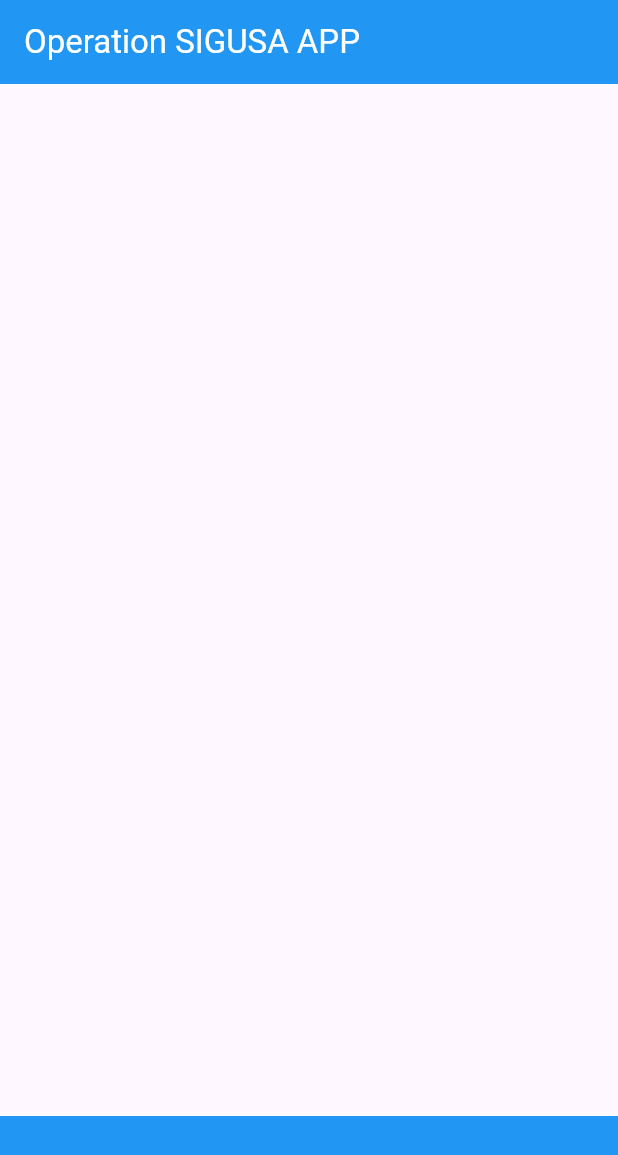
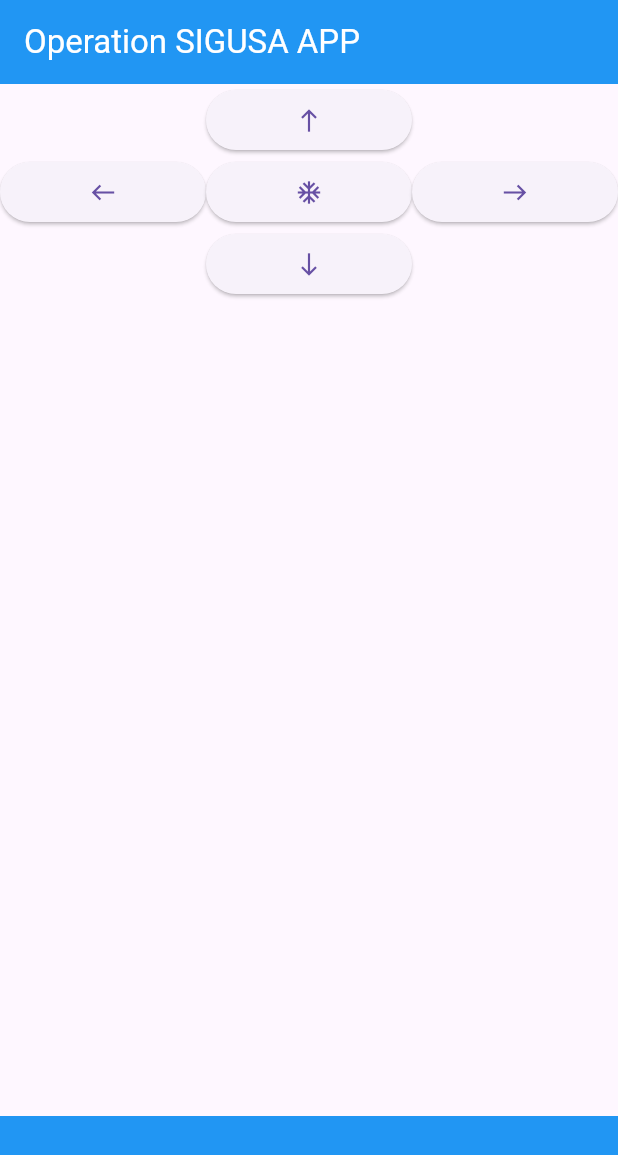
Before and after one commit to penguin104/operation_sigusa_app, a Flutter app: the screen it shows after launch, on a phone screen of 412 x 824 dp. Shown: the top 1155 px of the screen. Run offline on Flutter 3.47's test engine with Material 3 defaults, Android fonts, the phone set to English and light mode, and no system bars.

Commit message:
ボタン配置

```diff
--- a/lib/home.dart
+++ b/lib/home.dart
@@ -18,6 +18,91 @@ class _HomeState extends State<Home> {
         backgroundColor: Colors.blue,
         foregroundColor: Colors.white,
       ),
+      body: Column(
+        children: [
+          Row(
+            children: [
+              Expanded(
+                child: SizedBox(
+                  width: 30,
+                  height: 30,
+                ),
+              ),
+              Expanded(
+                child: ElevatedButton(
+                    onPressed: () {
+                      //TODO:前進の命令
+                    },
+                    child: Icon(
+                      Icons.north,
+                    )),
+              ),
+              Expanded(
+                child: SizedBox(
+                  width: 30,
+                  height: 30,
+                ),
+              ),
+            ],
+          ),
+          Row(
+            children: [
+              Expanded(
+                child: ElevatedButton(
+                    onPressed: () {
+                      //TODO:左回転の命令
+                    },
+                    child: Icon(
+                      Icons.west,
+                    )),
+              ),
+              Expanded(
+                child: ElevatedButton(
+                    onPressed: () {
+                      //TODO:アクションの命令
+                    },
+                    child: Icon(
+                      Icons.ac_unit_outlined,
+                    )),
+              ),
+              Expanded(
+                child: ElevatedButton(
+                    onPressed: () {
+                      //TODO:右回転の命令
+                    },
+                    child: Icon(
+                      Icons.east,
+                    )),
+              ),
+            ],
+          ),
+          Row(
+            children: [
+              Expanded(
+                child: SizedBox(
+                  width: 30,
+                  height: 30,
+                ),
+              ),
+              Expanded(
+                child: ElevatedButton(
+                    onPressed: () {
+                      //TODO:後退の命令
+                    },
+                    child: Icon(
+                      Icons.south,
+                    )),
+              ),
+              Expanded(
+                child: SizedBox(
+                  width: 30,
+                  height: 30,
+                ),
+              ),
+            ],
+          ),
+        ],
+      ),
       bottomNavigationBar: BottomAppBar(
         color: Colors.blue,
       ),
```
